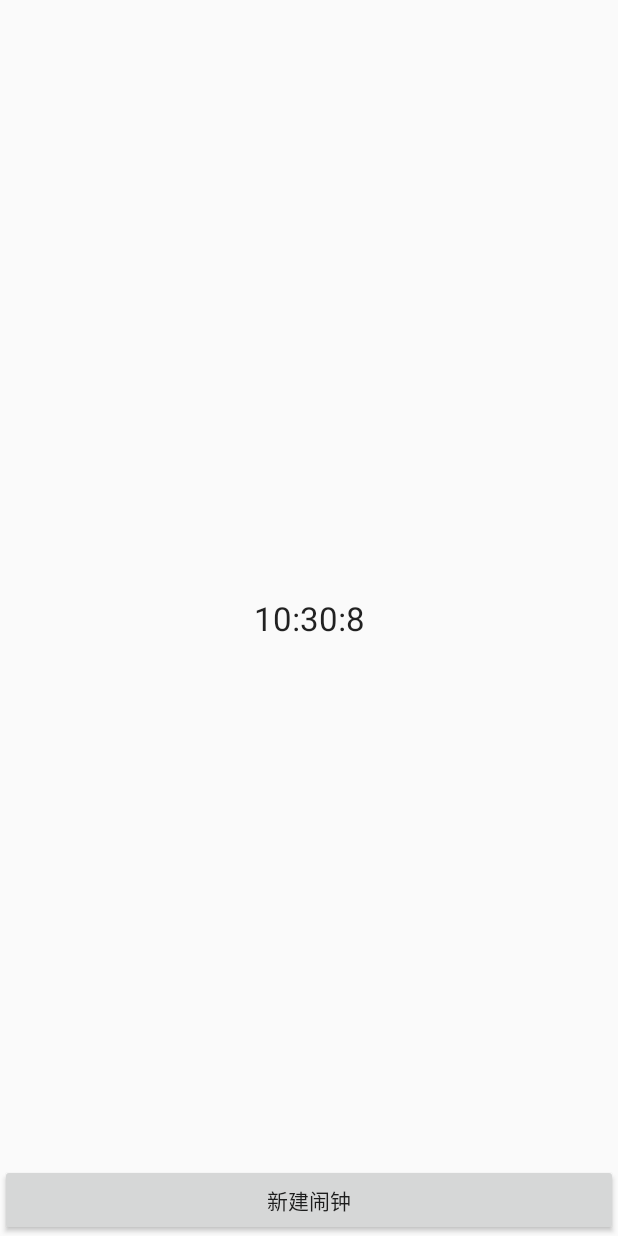
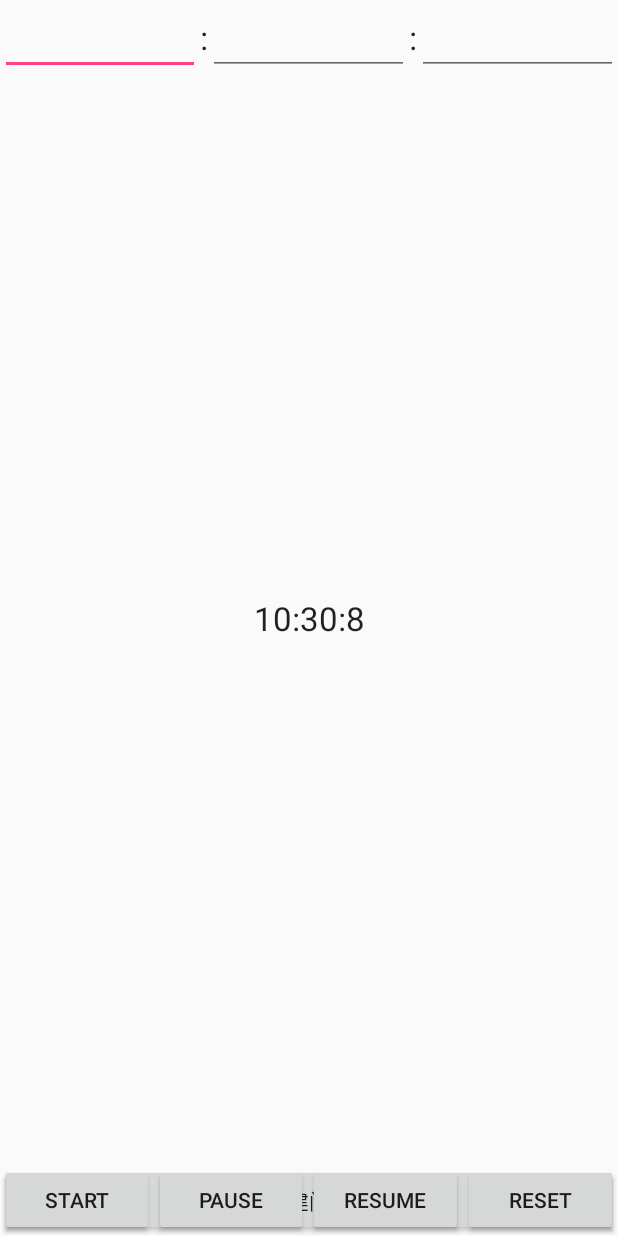
Before and after one commit to ZaleJ/JzlClock_Progect, an Android app: the screen it shows after launch (MainActivity), on a phone screen of 412 x 824 dp. Run offline under Robolectric (Android 15) with nearby library versions, the phone set to English and light mode, and no system bars.

```diff
--- /dev/null
+++ b/app/src/main/java/com/jzlclock/jzl/jzlclock/TimerView.java
@@ -0,0 +1,21 @@
+package com.jzlclock.jzl.jzlclock;
+
+import android.content.Context;
+import android.util.AttributeSet;
+import android.widget.LinearLayout;
+
+import java.util.Timer;
+
+/**
+ * Created by Administrator on 2016/4/24 0024.
+ */
+public class TimerView extends LinearLayout{
+
+    public TimerView(Context context, AttributeSet attrs){     // xml使用构造方法
+        super(context, attrs);
+    }
+
+    public TimerView(Context context){     // 程序使用构造方法
+        super(context);
+    }
+}
--- a/app/src/main/res/layout/activity_main.xml
+++ b/app/src/main/res/layout/activity_main.xml
@@ -58,11 +58,87 @@
                         android:text="@string/add_alarm"/>
                 </com.jzlclock.jzl.jzlclock.AlarmView>
 
-                <LinearLayout
+                <com.jzlclock.jzl.jzlclock.TimerView
                     android:id="@+id/tabTimer"
                     android:layout_width="match_parent"
                     android:layout_height="match_parent"
-                    android:orientation="vertical"></LinearLayout>
+                    android:orientation="vertical">
+                    <LinearLayout
+                        android:orientation="horizontal"
+                        android:layout_width="fill_parent"
+                        android:layout_height="0dp"
+                        android:layout_weight="1">
+                        <EditText
+                            android:id="@+id/etHour"
+                            android:textAppearance="?android:attr/textAppearanceLarge"
+                            android:inputType="number"
+                            android:singleLine="true"
+                            android:layout_width="0dp"
+                            android:layout_height="wrap_content"
+                            android:layout_weight="1"/>
+
+                        <TextView
+                            android:textAppearance="?android:attr/textAppearanceLarge"
+                            android:layout_width="wrap_content" android:layout_height="wrap_content" android:text=":"/>
+
+                        <EditText
+                            android:id="@+id/etMin"
+                            android:textAppearance="?android:attr/textAppearanceLarge"
+                            android:inputType="number"
+                            android:singleLine="true"
+                            android:layout_width="0dp"
+                            android:layout_height="wrap_content"
+                            android:layout_weight="1"/>
+
+                        <TextView
+                            android:textAppearance="?android:attr/textAppearanceLarge"
+                            android:layout_width="wrap_content" android:layout_height="wrap_content" android:text=":"/>
+
+                        <EditText
+                            android:id="@+id/etSec"
+                            android:textAppearance="?android:attr/textAppearanceLarge"
+                            android:inputType="number"
+                            android:singleLine="true"
+                            android:layout_width="0dp"
+                            android:layout_height="wrap_content"
+                            android:layout_weight="1"/>
+                    </LinearLayout>
+
+                    <LinearLayout
+                        android:id="@+id/btnGroup"
+                        android:layout_width="fill_parent"
+                        android:layout_height="wrap_content"
+                        android:orientation="horizontal">
+                        <Button
+                            android:id="@+id/btnStart"
+                            android:text="@string/start"
+                            android:layout_width="0dp"
+                            android:layout_height="wrap_content"
+                            android:layout_weight="1"/>
+                        <Button
+                            android:id="@+id/btnPause"
+                            android:text="@string/pause"
+                            android:layout_width="0dp"
+                            android:layout_height="wrap_content"
+                            android:layout_weight="1"/>
+                        <Button
+                            android:id="@+id/btnResume"
+                            android:text="@string/resume"
+                            android:layout_width="0dp"
+                            android:layout_height="wrap_content"
+                            android:layout_weight="1"/>
+                        <Button
+                            android:id="@+id/btnReset"
+                            android:text="@string/reset"
+                            android:layout_width="0dp"
+                            android:layout_height="wrap_content"
+                            android:layout_weight="1"/>
+                    </LinearLayout>
+                </com.jzlclock.jzl.jzlclock.TimerView>
+
+                <LinearLayout
+                    android:layout_width="fill_parent"
+                    android:layout_height="wrap_content"></LinearLayout>
                 <LinearLayout
                     android:id="@+id/tabStopWatch"
                     android:layout_width="match_parent"
--- a/app/src/main/res/values/strings.xml
+++ b/app/src/main/res/values/strings.xml
@@ -2,4 +2,8 @@
     <string name="app_name">JzlClock</string>
     <string name="add_alarm">新建闹钟</string>
     <string name="play_sound">Play Sound</string>
+    <string name="start">Start</string>
+    <string name="pause">Pause</string>
+    <string name="resume">Resume</string>
+    <string name="reset">Reset</string>
 </resources>
```
